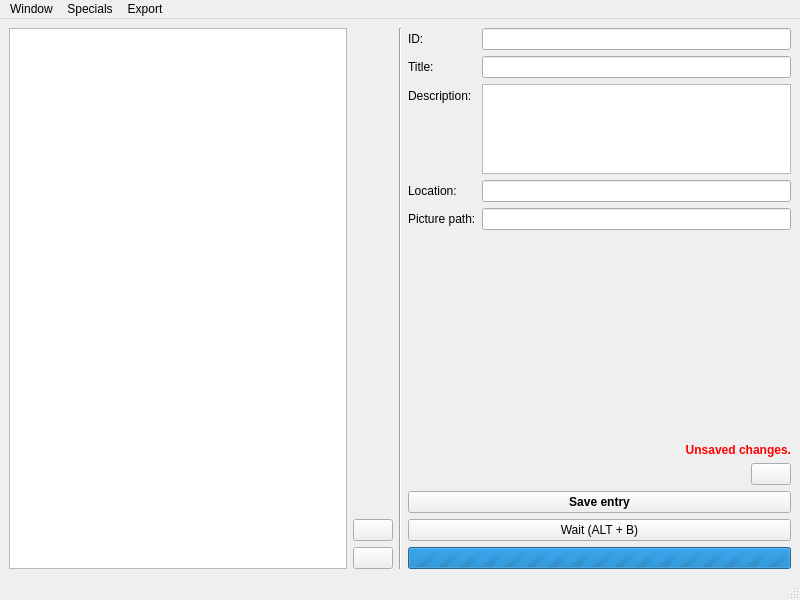
pietr26/OMSI-Tools, file OTModules/wBugDoc/wbugdoc.ui: the form before one commit.
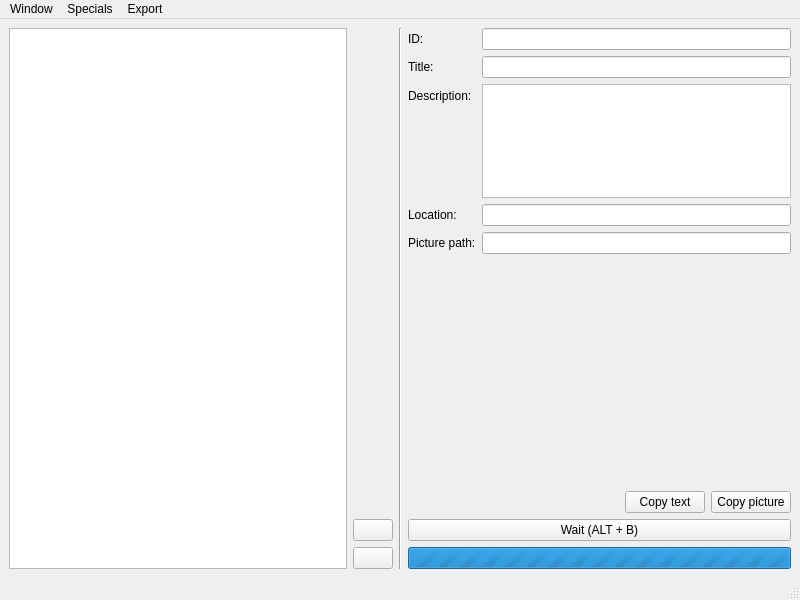
The form after the commit. Icons and pictures are not drawn.

Patch:
```diff
--- a/OTModules/wBugDoc/wbugdoc.ui
+++ b/OTModules/wBugDoc/wbugdoc.ui
@@ -102,7 +102,7 @@
      </widget>
     </item>
     <item>
-     <layout class="QVBoxLayout" name="verticalLayout_2" stretch="2,2,0,0,0,0,0">
+     <layout class="QVBoxLayout" name="verticalLayout_2" stretch="2,2,0,0,0">
       <item>
        <layout class="QFormLayout" name="formLayout">
         <item row="0" column="0">
@@ -168,6 +168,9 @@
             <pointsize>8</pointsize>
            </font>
           </property>
+          <property name="clearButtonEnabled">
+           <bool>true</bool>
+          </property>
          </widget>
         </item>
        </layout>
@@ -197,24 +200,6 @@
         </property>
        </widget>
       </item>
-      <item>
-       <widget class="QLabel" name="lblUnsavedChanges">
-        <property name="font">
-         <font>
-          <bold>true</bold>
-         </font>
-        </property>
-        <property name="styleSheet">
-         <string notr="true">color: red</string>
-        </property>
-        <property name="text">
-         <string notr="true">Unsaved changes.</string>
-        </property>
-        <property name="alignment">
-         <set>Qt::AlignRight|Qt::AlignTrailing|Qt::AlignVCenter</set>
-        </property>
-       </widget>
-      </item>
       <item>
        <layout class="QHBoxLayout" name="horizontalLayout_2">
         <item>
@@ -233,7 +218,7 @@
         <item>
          <widget class="QPushButton" name="btnWebDiskCopy">
           <property name="text">
-           <string/>
+           <string>Copy text</string>
           </property>
           <property name="icon">
            <iconset resource="../../ressources.qrc">
@@ -241,23 +226,15 @@
           </property>
          </widget>
         </item>
+        <item>
+         <widget class="QPushButton" name="btnCopyPicture">
+          <property name="text">
+           <string>Copy picture</string>
+          </property>
+         </widget>
+        </item>
        </layout>
       </item>
-      <item>
-       <widget class="QPushButton" name="btnSaveEntry">
-        <property name="font">
-         <font>
-          <bold>true</bold>
-         </font>
-        </property>
-        <property name="text">
-         <string notr="true">Save entry</string>
-        </property>
-        <property name="shortcut">
-         <string notr="true">Ctrl+S</string>
-        </property>
-       </widget>
-      </item>
       <item>
        <widget class="QPushButton" name="btnWait">
         <property name="text">
```
Left out of the diff: 16 changed lines with no effect on the pictures.
